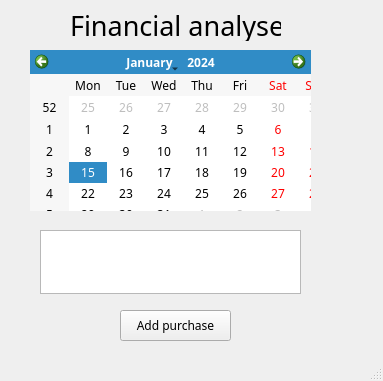
Above: interf_show.ui from artparve/FPFinance before the change. Below: the same form after it.
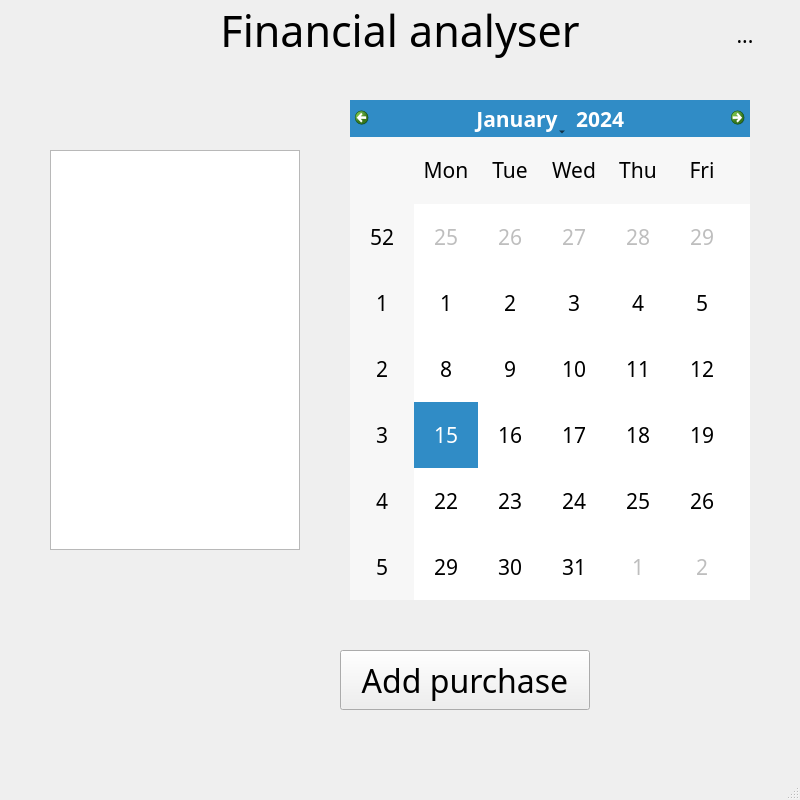
That is the form after the change. Icons and pictures are not drawn.

Commit message: new interface with both new windows and tools

Diff of the .ui file:
```diff
--- a/interf_show.ui
+++ b/interf_show.ui
@@ -6,13 +6,14 @@
    <rect>
     <x>0</x>
     <y>0</y>
-    <width>383</width>
-    <height>381</height>
+    <width>800</width>
+    <height>800</height>
    </rect>
   </property>
   <property name="font">
    <font>
     <family>Segoe Print</family>
+    <pointsize>16</pointsize>
    </font>
   </property>
   <property name="cursor">
@@ -21,50 +22,43 @@
   <property name="windowTitle">
    <string>MainWindow</string>
   </property>
+  <property name="iconSize">
+   <size>
+    <width>800</width>
+    <height>800</height>
+   </size>
+  </property>
   <widget class="QWidget" name="centralwidget">
-   <widget class="QLabel" name="label">
-    <property name="enabled">
-     <bool>true</bool>
-    </property>
-    <property name="geometry">
-     <rect>
-      <x>70</x>
-      <y>10</y>
-      <width>211</width>
-      <height>31</height>
-     </rect>
-    </property>
-    <property name="font">
-     <font>
-      <pointsize>20</pointsize>
-     </font>
-    </property>
-    <property name="text">
-     <string>Financial analyser</string>
-    </property>
-    <property name="textFormat">
-     <enum>Qt::PlainText</enum>
-    </property>
-   </widget>
    <widget class="QCalendarWidget" name="calendarWidget">
     <property name="geometry">
      <rect>
-      <x>30</x>
-      <y>50</y>
-      <width>281</width>
-      <height>161</height>
+      <x>350</x>
+      <y>100</y>
+      <width>400</width>
+      <height>500</height>
      </rect>
     </property>
    </widget>
    <widget class="QPushButton" name="pushButton_2">
     <property name="geometry">
      <rect>
-      <x>120</x>
-      <y>310</y>
-      <width>111</width>
-      <height>31</height>
+      <x>340</x>
+      <y>650</y>
+      <width>250</width>
+      <height>60</height>
      </rect>
     </property>
+    <property name="sizePolicy">
+     <sizepolicy hsizetype="Fixed" vsizetype="Fixed">
+      <horstretch>0</horstretch>
+      <verstretch>0</verstretch>
+     </sizepolicy>
+    </property>
+    <property name="font">
+     <font>
+      <pointsize>24</pointsize>
+     </font>
+    </property>
     <property name="text">
      <string>Add purchase</string>
     </property>
@@ -72,13 +66,78 @@
    <widget class="QTextEdit" name="textEdit">
     <property name="geometry">
      <rect>
-      <x>40</x>
-      <y>230</y>
-      <width>261</width>
-      <height>64</height>
+      <x>50</x>
+      <y>150</y>
+      <width>250</width>
+      <height>400</height>
      </rect>
     </property>
    </widget>
+   <widget class="QToolButton" name="toolButton">
+    <property name="geometry">
+     <rect>
+      <x>720</x>
+      <y>10</y>
+      <width>50</width>
+      <height>50</height>
+     </rect>
+    </property>
+    <property name="autoFillBackground">
+     <bool>true</bool>
+    </property>
+    <property name="text">
+     <string>...</string>
+    </property>
+    <property name="icon">
+     <iconset>
+      <normaloff>tool.png</normaloff>tool.png</iconset>
+    </property>
+    <property name="iconSize">
+     <size>
+      <width>50</width>
+      <height>50</height>
+     </size>
+    </property>
+    <property name="shortcut">
+     <string notr="true"/>
+    </property>
+    <property name="autoRepeat">
+     <bool>false</bool>
+    </property>
+    <property name="popupMode">
+     <enum>QToolButton::InstantPopup</enum>
+    </property>
+    <property name="autoRaise">
+     <bool>true</bool>
+    </property>
+   </widget>
+   <widget class="QLabel" name="label_2">
+    <property name="enabled">
+     <bool>true</bool>
+    </property>
+    <property name="geometry">
+     <rect>
+      <x>0</x>
+      <y>0</y>
+      <width>800</width>
+      <height>60</height>
+     </rect>
+    </property>
+    <property name="font">
+     <font>
+      <pointsize>32</pointsize>
+     </font>
+    </property>
+    <property name="text">
+     <string>Financial analyser</string>
+    </property>
+    <property name="textFormat">
+     <enum>Qt::PlainText</enum>
+    </property>
+    <property name="alignment">
+     <set>Qt::AlignCenter</set>
+    </property>
+   </widget>
   </widget>
   <widget class="QMenuBar" name="menubar">
    <property name="geometry">
```
Left out of the diff: 4 changed lines with no effect on the pictures. The commit also changes 3 other files.
